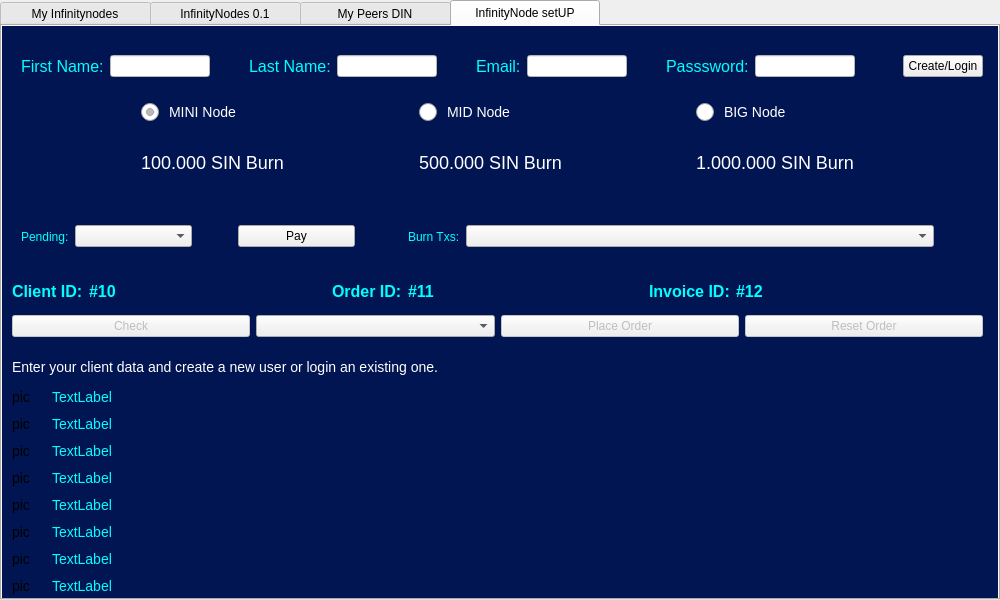
First picture: the form in src/qt/forms/masternodelist.ui, repository hardwarewise/SIN-core, before the edit.
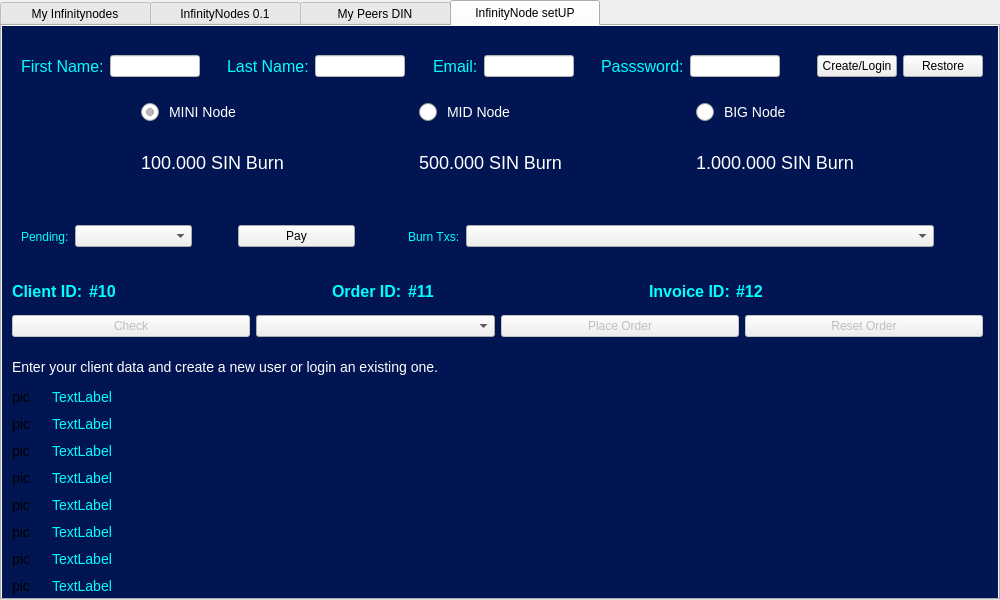
Second picture: the form after the edit. The open tabs and pages were chosen to show the change. Icons and pictures are not drawn.

Commit message: add recover button, refresh pay timer, other nodesetup fixes

```diff
--- a/src/qt/forms/masternodelist.ui
+++ b/src/qt/forms/masternodelist.ui
@@ -982,7 +982,7 @@
            <x>10</x>
            <y>330</y>
            <width>971</width>
-           <height>21</height>
+           <height>22</height>
           </rect>
          </property>
          <layout class="QHBoxLayout" name="horizontalLayout_6">
@@ -1209,6 +1209,13 @@
           <item>
            <layout class="QHBoxLayout" name="horizontalLayout_8"/>
           </item>
+          <item>
+           <widget class="QPushButton" name="btnRestore">
+            <property name="text">
+             <string>Restore</string>
+            </property>
+           </widget>
+          </item>
          </layout>
         </widget>
         <widget class="QWidget" name="horizontalLayoutWidget_6">
```
Left out of the diff: 2 changed lines with no effect on the pictures. The commit also changes 2 other files.
